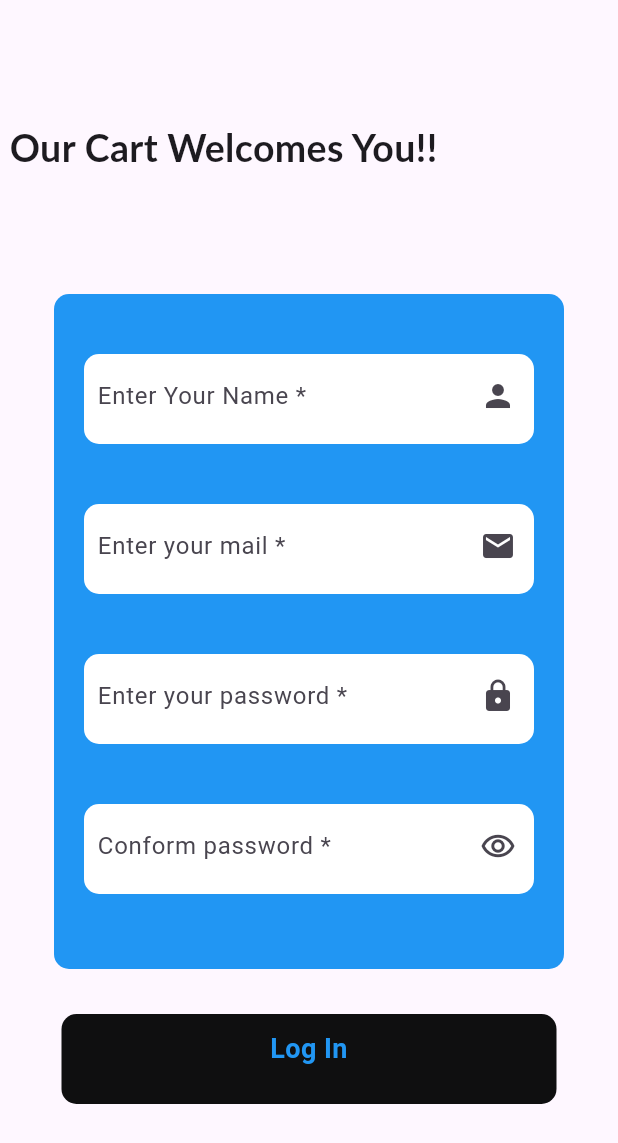
After one commit to deepak-dee3/E-Commerce-Cart-App, a Flutter app: the screen it shows after launch, after a tap on "click here to register", on a phone screen of 412 x 824 dp. The commit adds this screen. Shown: the top 1143 px of the screen. Run offline on Flutter 3.47's test engine with Material 3 defaults, Android fonts, the phone set to English and light mode, and no system bars; our stand-ins replace animated_splash_screen, animated_text_kit, firebase_core, google_fonts; accounts and stored records are empty; Roboto replaces fonts that are missing (Lato).

Commit message:
plugin , code etc are added

```diff
--- /dev/null
+++ b/lib/pages/sign_in_page.dart
@@ -0,0 +1,154 @@
+
+import 'package:flutter/cupertino.dart';
+import 'package:flutter/material.dart';
+import 'package:flutter/widgets.dart';
+import 'package:google_fonts/google_fonts.dart';
+import 'package:intl/intl.dart';
+
+class signup_page extends StatelessWidget{
+  @override
+  Widget build(BuildContext context) {
+
+
+    return Scaffold(
+
+      body:Container(
+
+        child:Column(
+          children: [
+
+            SizedBox(height: 80,),
+
+            Container(
+              margin: EdgeInsets.zero,
+              alignment: Alignment.topLeft,
+              child:Column(children:[
+
+                Text(" Our Cart Welcomes You!!",style: TextStyle(fontFamily:'Lato' ,fontWeight: FontWeight.bold,fontSize: 25),textAlign: TextAlign.left,),
+
+
+                ])
+            ),
+
+            SizedBox(height: 80,),
+
+
+            Center(child:Container(
+              width:340,
+              height: 450,
+              //color: Colors.blue,
+              decoration: BoxDecoration(borderRadius: BorderRadius.circular(10),color: Colors.blue),
+              child: Column(
+                children: [
+
+                  SizedBox(height:40),
+
+                  Container(
+              width:300,
+              height:60,
+              //color: Colors.blue,
+              decoration: BoxDecoration(borderRadius: BorderRadius.circular(10),color:Colors.white,),
+              child:TextFormField(
+                textAlign: TextAlign.center,
+
+                decoration: InputDecoration(floatingLabelBehavior: FloatingLabelBehavior.auto,border: InputBorder.none,
+                label: Text('  Enter Your Name *'),
+                hintText: 'Username',
+                suffixIcon: Icon(Icons.person),
+                //hintTextDirection: TextDirection.rtl
+                ),
+
+              )
+            ),
+                  SizedBox(height: 40,),
+
+                  Container(
+              width:300,
+              height:60,
+              //color: Colors.blue,
+              decoration: BoxDecoration(borderRadius: BorderRadius.circular(10),color:Colors.white,),
+              child:TextFormField(
+                textAlign: TextAlign.center,
+
+                decoration: InputDecoration(floatingLabelBehavior: FloatingLabelBehavior.auto,border: InputBorder.none,
+                label: Text('  Enter your mail *'),
+                hintText: 'Your Mail',
+                suffixIcon: Icon(Icons.mail),
+                //hintTextDirection: TextDirection.rtl
+                ),
+
+
+              )
+            ),
+
+            SizedBox(height:40),
+
+            Container(
+              width:300,
+              height:60,
+              //color: Colors.blue,
+              decoration: BoxDecoration(borderRadius: BorderRadius.circular(10),color:Colors.white,),
+              child:TextFormField(
+                textAlign: TextAlign.center,
+
+                decoration: InputDecoration(floatingLabelBehavior: FloatingLabelBehavior.auto,border: InputBorder.none,
+                label: Text('  Enter your password *'),
+                hintText: 'Your password',
+                suffixIcon: Icon(Icons.lock),
+                //hintTextDirection: TextDirection.rtl
+                ),
+
+              )
+            ),
+            SizedBox(height: 40,),
+
+            Container(
+              width:300,
+              height:60,
+              //color: Colors.blue,
+              decoration: BoxDecoration(borderRadius: BorderRadius.circular(10),color:Colors.white,),
+              child:TextFormField(
+                textAlign: TextAlign.center,
+
+                decoration: InputDecoration(floatingLabelBehavior: FloatingLabelBehavior.auto,border: InputBorder.none,
+                label: Text('  Conform password *'),
+                hintText: 'Your password',
+                suffixIcon: Icon(Icons.remove_red_eye_outlined),
+                //hintTextDirection: TextDirection.rtl
+                ),
+
+              )
+            ),
+
+
+
+
+
+
+
+
+
+
+
+                ],
+              ),
+            ),
+            ),
+
+            SizedBox(height: 30,),
+
+            Container(
+              width:330,
+              height:60,
+              //color: Colors.blue,
+              decoration: BoxDecoration(borderRadius: BorderRadius.circular(10),color:Color.fromARGB(255, 15, 15, 16),),
+              child:Padding(padding:EdgeInsets.only(top:10),child:Text("Log In ",textAlign:TextAlign.center,style: TextStyle(color:Colors.blue,fontWeight: FontWeight.bold,fontSize: 18),)),
+            ),
+
+        ],
+        )
+      )
+    );
+  }
+
+}
--- a/lib/pages/sp.dart
+++ b/lib/pages/sp.dart
@@ -1,6 +1,7 @@
 import 'package:flutter/material.dart';
 import 'package:flutter/widgets.dart';
 import 'package:animated_text_kit/animated_text_kit.dart';
+import 'package:notes/pages/sign_in_page.dart';
 
 class home_page extends StatelessWidget{
   @override
@@ -133,7 +134,9 @@ class home_page extends StatelessWidget{
 
                           Padding(padding:EdgeInsets.only(left:70),child:Text("Create new account?",style:TextStyle(color: Colors.blue,fontWeight: FontWeight.bold,fontSize: 10,),textAlign: TextAlign.center,)),
 
-                          Text("  click here to register",style:TextStyle(decoration: TextDecoration.underline,color: Color.fromARGB(255, 216, 17, 2),fontWeight: FontWeight.bold,fontSize: 10,),textAlign: TextAlign.start,),
+                          GestureDetector(onTap: (){
+                            Navigator.push(context, MaterialPageRoute(builder: (context) => signup_page()));
+                          },child:Text("  click here to register",style:TextStyle(decoration: TextDecoration.underline,color: Color.fromARGB(255, 216, 17, 2),fontWeight: FontWeight.bold,fontSize: 10,),textAlign: TextAlign.start,),),
 
 
 
--- a/pubspec.yaml
+++ b/pubspec.yaml
@@ -38,6 +38,8 @@ dependencies:
   firebase_core: ^2.31.0
   animated_splash_screen: ^1.3.0
   animated_text_kit: ^4.2.2
+  google_fonts: ^6.2.1
+  intl: ^0.19.0
 
 dev_dependencies:
   flutter_test:
```
Also changed, not shown: pubspec.lock, 1 other file.
